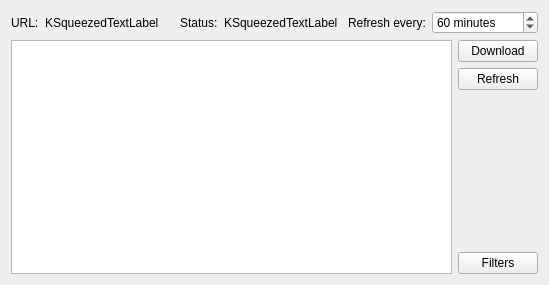
Qt form plugins/syndication/feedwidget.ui (netrunner-debian-kde-extras/ktorrent) before a commit.
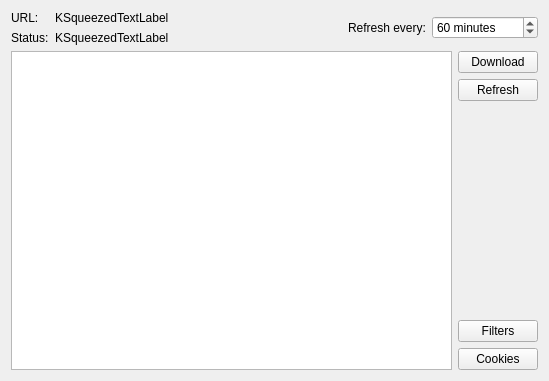
The same form after that commit. Custom widgets are drawn as their Qt base class.

```diff
--- a/plugins/syndication/feedwidget.ui
+++ b/plugins/syndication/feedwidget.ui
@@ -7,15 +7,15 @@
     <x>0</x>
     <y>0</y>
     <width>549</width>
-    <height>285</height>
+    <height>381</height>
    </rect>
   </property>
   <layout class="QVBoxLayout" name="verticalLayout_2">
    <item>
-    <layout class="QHBoxLayout" name="horizontalLayout_4">
+    <layout class="QHBoxLayout" name="horizontalLayout_2">
      <item>
-      <layout class="QHBoxLayout" name="horizontalLayout_2">
-       <item>
+      <layout class="QGridLayout" name="gridLayout">
+       <item row="0" column="0">
         <widget class="QLabel" name="label">
          <property name="sizePolicy">
           <sizepolicy hsizetype="Preferred" vsizetype="Preferred">
@@ -28,7 +28,7 @@
          </property>
         </widget>
        </item>
-       <item>
+       <item row="0" column="1">
         <widget class="KSqueezedTextLabel" name="m_url">
          <property name="sizePolicy">
           <sizepolicy hsizetype="Expanding" vsizetype="Preferred">
@@ -41,11 +41,7 @@
          </property>
         </widget>
        </item>
-      </layout>
-     </item>
-     <item>
-      <layout class="QHBoxLayout" name="horizontalLayout_3">
-       <item>
+       <item row="1" column="0">
         <widget class="QLabel" name="label_2">
          <property name="sizePolicy">
           <sizepolicy hsizetype="Preferred" vsizetype="Preferred">
@@ -58,7 +54,7 @@
          </property>
         </widget>
        </item>
-       <item>
+       <item row="1" column="1">
         <widget class="KSqueezedTextLabel" name="m_status">
          <property name="sizePolicy">
           <sizepolicy hsizetype="MinimumExpanding" vsizetype="Preferred">
@@ -153,6 +149,13 @@
          </property>
         </widget>
        </item>
+       <item>
+        <widget class="KPushButton" name="m_cookies">
+         <property name="text">
+          <string>Cookies</string>
+         </property>
+        </widget>
+       </item>
       </layout>
      </item>
     </layout>
@@ -160,16 +163,16 @@
   </layout>
  </widget>
  <customwidgets>
-  <customwidget>
-   <class>KPushButton</class>
-   <extends>QPushButton</extends>
-   <header>kpushbutton.h</header>
-  </customwidget>
   <customwidget>
    <class>KSqueezedTextLabel</class>
    <extends>QLabel</extends>
    <header>ksqueezedtextlabel.h</header>
   </customwidget>
+  <customwidget>
+   <class>KPushButton</class>
+   <extends>QPushButton</extends>
+   <header>kpushbutton.h</header>
+  </customwidget>
  </customwidgets>
  <resources/>
  <connections/>
```
Left out of the diff: 1 changed line with no effect on the pictures.
